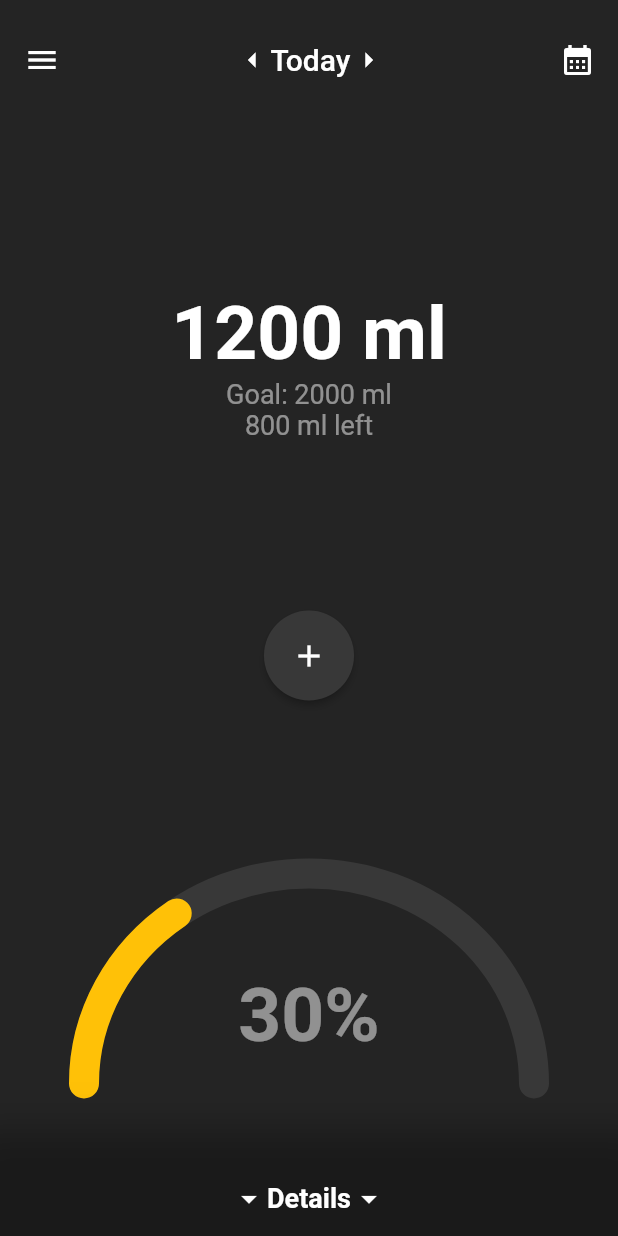
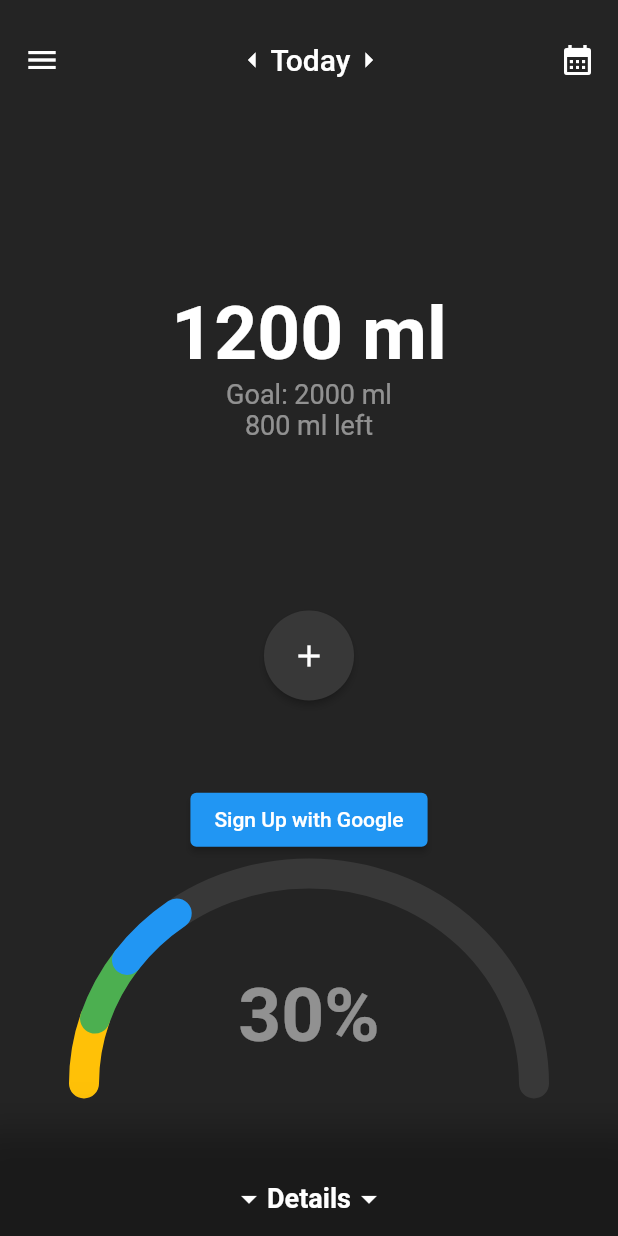
Before and after one commit to Kamlit/watering_tracker, a Flutter app: the screen it shows after launch, on a phone screen of 412 x 824 dp. Run offline on Flutter 3.47's test engine with Material 2 defaults, Android fonts, the phone set to English and light mode, and no system bars; our stand-ins replace bloc, equatable, firebase_auth, firebase_core, flutter_bloc, google_sign_in and 2 more; accounts and stored records are empty; statements that could not run were skipped.

Commit message:
progress bar categories

```diff
--- a/lib/main.dart
+++ b/lib/main.dart
@@ -2,9 +2,12 @@ import 'package:drink_tracker/presentation/screens/home/home_screen.dart';
 import 'package:flutter/material.dart';
 import 'package:simple_circular_progress_bar/simple_circular_progress_bar.dart';
 import 'package:syncfusion_flutter_charts/charts.dart';
+import 'package:firebase_core/firebase_core.dart';
 import 'dart:math' as math;
 
-void main() {
+Future main() async {
+  WidgetsFlutterBinding.ensureInitialized();
+  await Firebase.initializeApp();
   Paint.enableDithering = true;
   runApp(const MyApp());
 }
--- a/lib/presentation/screens/home/home_screen.dart
+++ b/lib/presentation/screens/home/home_screen.dart
@@ -62,6 +62,7 @@ class HomeScreen extends StatelessWidget {
           Expanded(
             flex: 3,
             child: Column(
+              mainAxisAlignment: MainAxisAlignment.spaceBetween,
               children: [
                 ElevatedButton(
                   onPressed: () {},
@@ -76,6 +77,10 @@ class HomeScreen extends StatelessWidget {
                     minimumSize: Size(60, 60),
                     maximumSize: Size(60, 60),
                   ),
+                ),
+                ElevatedButton(
+                  onPressed: () {},
+                  child: Text('Sign Up with Google'),
                 ),
               ],
             ),
--- a/lib/presentation/screens/home/semi_circular_progress_bar.dart
+++ b/lib/presentation/screens/home/semi_circular_progress_bar.dart
@@ -11,20 +11,17 @@ class SemiCircularProgressBar extends StatelessWidget {
       alignment: Alignment.center,
       children: [
         Positioned(
-          child: SizedBox(
-            height: size/2*10,
-            width: size*10,
-            child: CustomPaint(
-              painter: SemiCirclePainter(
-                backgroundColor: const Color.fromARGB(255, 56, 56, 56),
-                progressBarColor: Colors.amber,
-                progressBarFraction: 0.3,
-                barWidth: 20,
-              ),
+          child: CustomPaint(
+            size: Size(size * 10, size / 2 * 10),
+            painter: SemiCirclePainter(
+              backgroundColor: const Color.fromARGB(255, 56, 56, 56),
+              progressBarColors: [Colors.amber, Colors.green, Colors.blue],
+              progressBarFractions: [0.1, 0.1, 0.1],
+              barWidth: 20,
             ),
           ),
         ),
-        Positioned.fill(
+        const Positioned.fill(
           top: 50,
           child: Center(
             child: Text(
```
Also changed, not shown: lib/presentation/screens/home/semi_circle_painter.dart (+52 -42 lines).
